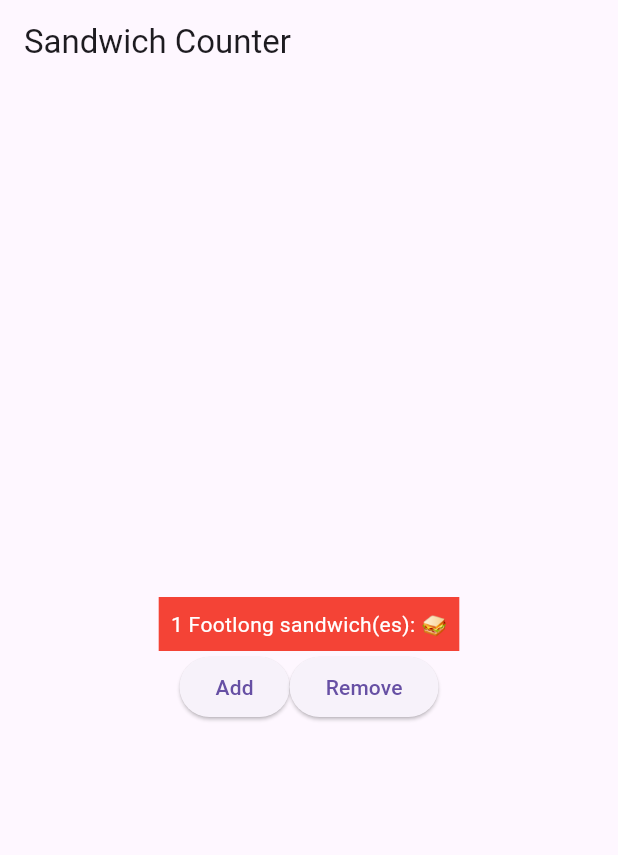
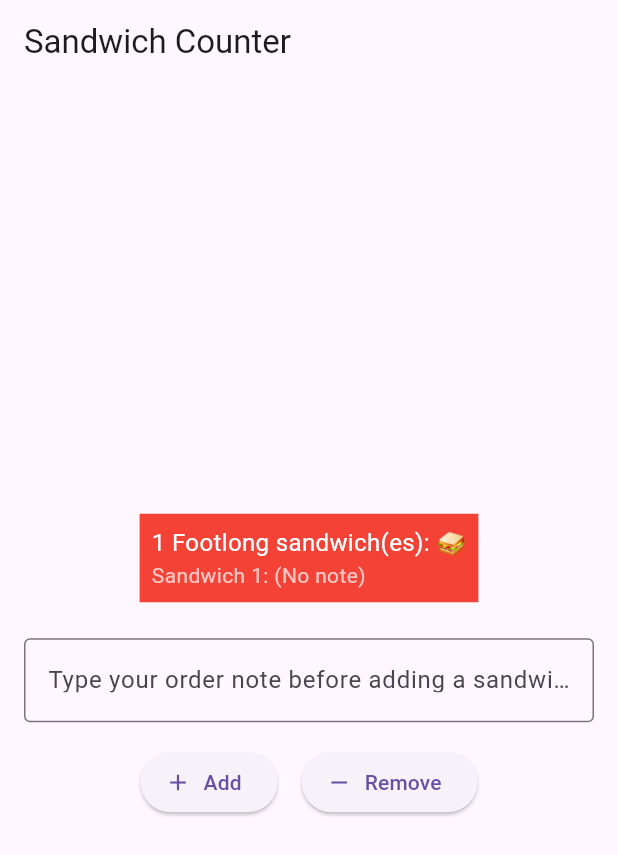
Before and after one commit to Oskar-Wieczorek-2005/first_app, a Flutter app: the screen it shows after launch, after a tap on "Add", on a phone screen of 412 x 824 dp. Shown: the top 855 px of the screen. Run offline on Flutter 3.47's test engine with Material 3 defaults, Android fonts, the phone set to English and light mode, and no system bars.

Commit message:
added the ability to add notes to orders and displayed them . also updated the buttons

```diff
--- a/lib/main.dart
+++ b/lib/main.dart
@@ -16,49 +16,89 @@ class App extends StatelessWidget {
   }
 }
 
+// ---------------------------
+// Order Item Display Widget
+// ---------------------------
 class OrderItemDisplay extends StatelessWidget {
+  final int quantity;
   final String itemType;
-  final int quantity;
+  final List<String> descriptions;
 
-  const OrderItemDisplay(this.quantity, this.itemType, {super.key});
+  const OrderItemDisplay(this.quantity, this.itemType, this.descriptions,
+      {super.key});
 
   @override
   Widget build(BuildContext context) {
     return Container(
       color: Colors.red,
       padding: const EdgeInsets.all(8.0),
-      child: Text(
-        '$quantity $itemType sandwich(es): ${'🥪' * quantity}',
-        style: const TextStyle(color: Colors.white),
+      margin: const EdgeInsets.symmetric(vertical: 8.0),
+      child: Column(
+        crossAxisAlignment: CrossAxisAlignment.start,
+        children: [
+          Text(
+            '$quantity $itemType sandwich(es): ${'🥪' * quantity}',
+            style: const TextStyle(color: Colors.white, fontSize: 16),
+          ),
+          if (descriptions.isNotEmpty)
+            Column(
+              crossAxisAlignment: CrossAxisAlignment.start,
+              children: descriptions
+                  .asMap()
+                  .entries
+                  .map((entry) => Text(
+                        'Sandwich ${entry.key + 1}: ${entry.value}',
+                        style: const TextStyle(color: Colors.white70),
+                      ))
+                  .toList(),
+            ),
+        ],
       ),
     );
   }
 }
 
+// ---------------------------
+// Order Screen
+// ---------------------------
 class OrderScreen extends StatefulWidget {
   final int maxQuantity;
 
   const OrderScreen({super.key, this.maxQuantity = 10});
 
   @override
-  State<OrderScreen> createState() {
-    return _OrderScreenState();
-  }
+  State<OrderScreen> createState() => _OrderScreenState();
 }
 
 class _OrderScreenState extends State<OrderScreen> {
   int _quantity = 0;
+  final List<String> _descriptions = [];
+  final TextEditingController _descriptionController = TextEditingController();
 
   void _increaseQuantity() {
     if (_quantity < widget.maxQuantity) {
-      setState(() => _quantity++);
+      setState(() {
+        final note = _descriptionController.text.trim();
+        _descriptions.add(note.isEmpty ? '(No note)' : note);
+        _quantity++;
+        _descriptionController.clear();
+      });
     }
   }
 
   void _decreaseQuantity() {
     if (_quantity > 0) {
-      setState(() => _quantity--);
+      setState(() {
+        _quantity--;
+        _descriptions.removeLast();
+      });
     }
+  }
+
+  @override
+  void dispose() {
+    _descriptionController.dispose();
+    super.dispose();
   }
 
   @override
@@ -67,24 +107,34 @@ class _OrderScreenState extends State<OrderScreen> {
       appBar: AppBar(
         title: const Text('Sandwich Counter'),
       ),
-      body: Center(
+      body: Padding(
+        padding: const EdgeInsets.all(16.0),
         child: Column(
           mainAxisAlignment: MainAxisAlignment.center,
           children: <Widget>[
-            OrderItemDisplay(
-              _quantity,
-              'Footlong',
+            OrderItemDisplay(_quantity, 'Footlong', _descriptions),
+            const SizedBox(height: 16),
+            TextField(
+              controller: _descriptionController,
+              decoration: const InputDecoration(
+                labelText: 'Type your order note before adding a sandwich',
+                border: OutlineInputBorder(),
+              ),
             ),
+            const SizedBox(height: 16),
             Row(
               mainAxisAlignment: MainAxisAlignment.center,
               children: [
-                ElevatedButton(
+                ElevatedButton.icon(
                   onPressed: _increaseQuantity,
-                  child: const Text('Add'),
+                  icon: const Icon(Icons.add),
+                  label: const Text('Add'),
                 ),
-                ElevatedButton(
+                const SizedBox(width: 16),
+                ElevatedButton.icon(
                   onPressed: _decreaseQuantity,
-                  child: const Text('Remove'),
+                  icon: const Icon(Icons.remove),
+                  label: const Text('Remove'),
                 ),
               ],
             ),
```
